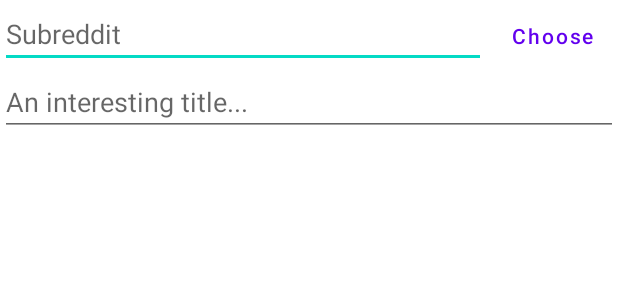
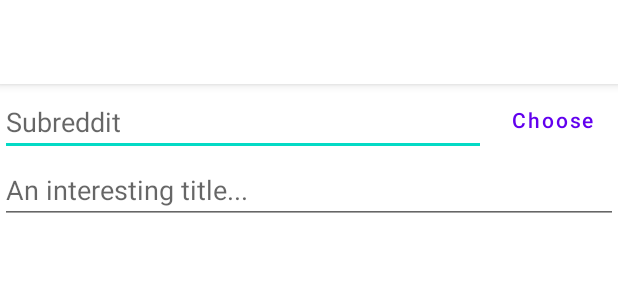
Before and after one commit to gusandrianos/fox-for-reddit, an Android app: the layout fragment_compose.xml on its own in the app's theme, with its tools: preview values and no code run, on a phone screen of 412 x 824 dp. Shown: the top 300 px of the screen. Run offline under Robolectric (Android 15) with nearby library versions, the phone set to English and light mode, and no system bars; network calls fail.

Commit message:
Make toolbar for composing posts

```diff
--- a/app/src/main/res/layout/fragment_compose.xml
+++ b/app/src/main/res/layout/fragment_compose.xml
@@ -5,6 +5,24 @@
     android:layout_width="match_parent"
     android:layout_height="match_parent"
     tools:context=".ui.fragments.ComposeFragment">
+
+    <com.google.android.material.appbar.AppBarLayout
+        android:id="@+id/appbar_compose"
+        android:layout_width="match_parent"
+        android:layout_height="?attr/actionBarSize"
+        app:layout_constraintBottom_toTopOf="@id/button_compose_choose_subreddit"
+        app:layout_constraintEnd_toEndOf="parent"
+        app:layout_constraintStart_toStartOf="parent"
+        app:layout_constraintTop_toTopOf="parent">
+
+        <androidx.appcompat.widget.Toolbar
+            android:id="@+id/toolbar_compose"
+            android:layout_width="match_parent"
+            android:layout_height="?attr/actionBarSize"
+            android:background="@android:color/white"
+            app:layout_scrollFlags="scroll|enterAlways|snap" />
+
+    </com.google.android.material.appbar.AppBarLayout>
 
     <com.google.android.material.textfield.TextInputEditText
         android:id="@+id/edit_compose_subredddit_field"
@@ -27,7 +45,7 @@
         app:layout_constraintBottom_toTopOf="@id/edit_compose_title_field"
         app:layout_constraintEnd_toEndOf="parent"
         app:layout_constraintStart_toEndOf="@id/edit_compose_subredddit_field"
-        app:layout_constraintTop_toTopOf="parent"
+        app:layout_constraintTop_toBottomOf="@id/appbar_compose"
         app:layout_constraintVertical_bias="0" />
 
     <com.google.android.material.textfield.TextInputEditText
--- a/app/src/main/res/navigation/nav_graph.xml
+++ b/app/src/main/res/navigation/nav_graph.xml
@@ -98,7 +98,6 @@
     <fragment
         android:id="@+id/composeFragment"
         android:name="io.github.gusandrianos.foxforreddit.ui.fragments.ComposeFragment"
-        android:label="fragment_compose"
         tools:layout="@layout/fragment_compose">
         <argument
             android:name="composeType"
```
Also changed, not shown: app/src/main/java/io/github/gusandrianos/foxforreddit/ui/fragments/ComposeFragment.java (+29 -2 lines).
